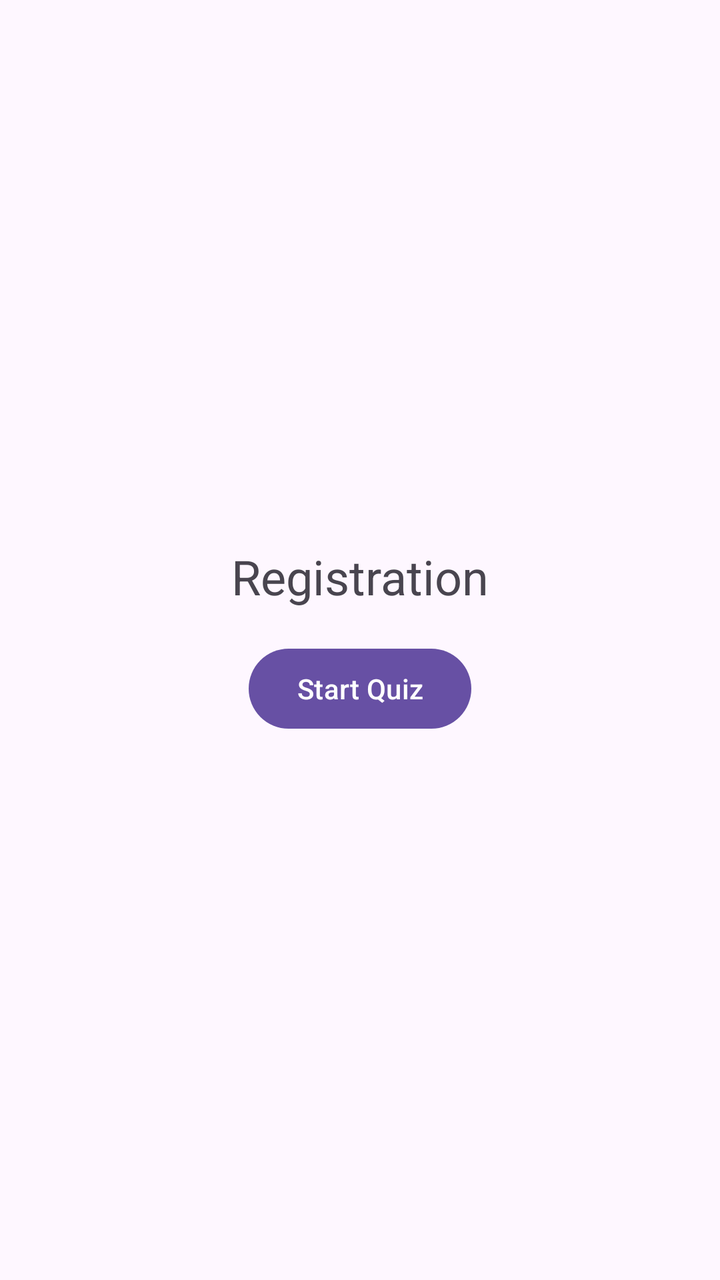
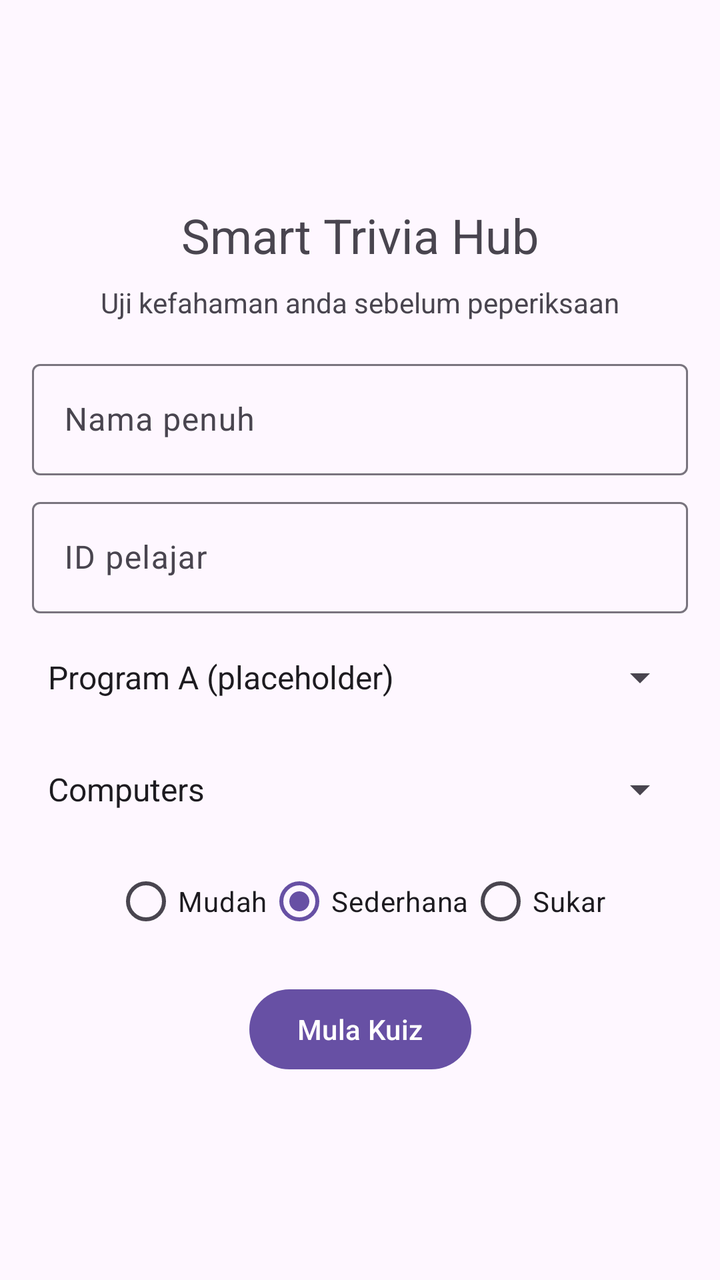

Before-and-after screenshots of an Android layout around one commit, followed by the original layout XML and the change that was made.
<!-- AndroidManifest.xml: application theme Theme.SmartTriviaHub -->
<!-- res/layout/activity_main.xml -->
<?xml version="1.0" encoding="utf-8"?>
<layout xmlns:android="http://schemas.android.com/apk/res/android"
    xmlns:app="http://schemas.android.com/apk/res-auto"
    xmlns:tools="http://schemas.android.com/tools">

    <androidx.constraintlayout.widget.ConstraintLayout
        android:layout_width="match_parent"
        android:layout_height="match_parent"
        tools:context=".MainActivity">

        <TextView
            android:id="@+id/tv_title"
            android:layout_width="wrap_content"
            android:layout_height="wrap_content"
            android:text="@string/main_title"
            android:textSize="24sp"
            app:layout_constraintBottom_toTopOf="@id/btn_next"
            app:layout_constraintEnd_toEndOf="parent"
            app:layout_constraintStart_toStartOf="parent"
            app:layout_constraintTop_toTopOf="parent"
            app:layout_constraintVertical_chainStyle="packed" />

        <Button
            android:id="@+id/btn_next"
            android:layout_width="wrap_content"
            android:layout_height="wrap_content"
            android:layout_marginTop="16dp"
            android:text="@string/btn_start"
            app:layout_constraintBottom_toBottomOf="parent"
            app:layout_constraintEnd_toEndOf="parent"
            app:layout_constraintStart_toStartOf="parent"
            app:layout_constraintTop_toBottomOf="@id/tv_title" />

    </androidx.constraintlayout.widget.ConstraintLayout>
</layout>
<!-- resources referenced by this layout -->
<resources>
  <string name="btn_start">Start Quiz</string>
  <string name="main_title">Registration</string>
  <style name="Theme.SmartTriviaHub" parent="Base.Theme.SmartTriviaHub" />
  <style name="Base.Theme.SmartTriviaHub" parent="Theme.Material3.DayNight.NoActionBar">
          
          
      </style>
</resources>

<!-- the commit's change to res/layout/activity_main.xml (unified diff, before → after) -->
@@ -3,33 +3,140 @@
     xmlns:app="http://schemas.android.com/apk/res-auto"
     xmlns:tools="http://schemas.android.com/tools">
 
-    <androidx.constraintlayout.widget.ConstraintLayout
+    <ScrollView
         android:layout_width="match_parent"
         android:layout_height="match_parent"
+        android:fillViewport="true"
         tools:context=".MainActivity">
 
-        <TextView
-            android:id="@+id/tv_title"
-            android:layout_width="wrap_content"
+        <androidx.constraintlayout.widget.ConstraintLayout
+            android:layout_width="match_parent"
             android:layout_height="wrap_content"
-            android:text="@string/main_title"
-            android:textSize="24sp"
-            app:layout_constraintBottom_toTopOf="@id/btn_next"
-            app:layout_constraintEnd_toEndOf="parent"
-            app:layout_constraintStart_toStartOf="parent"
-            app:layout_constraintTop_toTopOf="parent"
-            app:layout_constraintVertical_chainStyle="packed" />
+            android:padding="16dp">
 
-        <Button
-            android:id="@+id/btn_next"
-            android:layout_width="wrap_content"
-            android:layout_height="wrap_content"
-            android:layout_marginTop="16dp"
-            android:text="@string/btn_start"
-            app:layout_constraintBottom_toBottomOf="parent"
-            app:layout_constraintEnd_toEndOf="parent"
-            app:layout_constraintStart_toStartOf="parent"
-            app:layout_constraintTop_toBottomOf="@id/tv_title" />
+            <TextView
+                android:id="@+id/tv_app_title"
+                android:layout_width="wrap_content"
+                android:layout_height="wrap_content"
+                android:text="@string/app_title"
+                android:textSize="24sp"
+                app:layout_constraintBottom_toTopOf="@id/tv_subtitle"
+                app:layout_constraintEnd_toEndOf="parent"
+                app:layout_constraintStart_toStartOf="parent"
+                app:layout_constraintTop_toTopOf="parent"
+                app:layout_constraintVertical_chainStyle="packed" />
 
-    </androidx.constraintlayout.widget.ConstraintLayout>
+            <TextView
+                android:id="@+id/tv_subtitle"
+                android:layout_width="wrap_content"
+                android:layout_height="wrap_content"
+                android:layout_marginTop="8dp"
+                android:text="@string/app_subtitle"
+                app:layout_constraintBottom_toTopOf="@id/til_name"
+                app:layout_constraintEnd_toEndOf="parent"
+                app:layout_constraintStart_toStartOf="parent"
+                app:layout_constraintTop_toBottomOf="@id/tv_app_title" />
+
+            <com.google.android.material.textfield.TextInputLayout
+                android:id="@+id/til_name"
+                android:layout_width="0dp"
+                android:layout_height="wrap_content"
+                android:layout_marginTop="16dp"
+                android:hint="@string/hint_name"
+                app:layout_constraintBottom_toTopOf="@id/til_student_id"
+                app:layout_constraintEnd_toEndOf="parent"
+                app:layout_constraintStart_toStartOf="parent"
+                app:layout_constraintTop_toBottomOf="@id/tv_subtitle">
+
+                <com.google.android.material.textfield.TextInputEditText
+                    android:id="@+id/et_name"
+                    android:layout_width="match_parent"
+                    android:layout_height="wrap_content"
+                    android:inputType="textPersonName" />
+            </com.google.android.material.textfield.TextInputLayout>
+
+            <com.google.android.material.textfield.TextInputLayout
+                android:id="@+id/til_student_id"
+                android:layout_width="0dp"
+                android:layout_height="wrap_content"
+                android:layout_marginTop="8dp"
+                android:hint="@string/hint_student_id"
+                app:layout_constraintBottom_toTopOf="@id/spinner_program"
+                app:layout_constraintEnd_toEndOf="parent"
+                app:layout_constraintStart_toStartOf="parent"
+                app:layout_constraintTop_toBottomOf="@id/til_name">
+
+                <com.google.android.material.textfield.TextInputEditText
+                    android:id="@+id/et_student_id"
+                    android:layout_width="match_parent"
+                    android:layout_height="wrap_content"
+                    android:inputType="text" />
+            </com.google.android.material.textfield.TextInputLayout>
+
+            <Spinner
+                android:id="@+id/spinner_program"
+                android:layout_width="0dp"
+                android:layout_height="48dp"
+                android:layout_marginTop="8dp"
+                android:entries="@array/programs"
+                app:layout_constraintBottom_toTopOf="@id/spinner_category"
+                app:layout_constraintEnd_toEndOf="parent"
+                app:layout_constraintStart_toStartOf="parent"
+                app:layout_constraintTop_toBottomOf="@id/til_student_id" />
+
+            <Spinner
+                android:id="@+id/spinner_category"
+                android:layout_width="0dp"
+                android:layout_height="48dp"
+                android:layout_marginTop="8dp"
+                android:entries="@array/categories"
+                app:layout_constraintBottom_toTopOf="@id/rg_difficulty"
+                app:layout_constraintEnd_toEndOf="parent"
+                app:layout_constraintStart_toStartOf="parent"
+                app:layout_constraintTop_toBottomOf="@id/spinner_program" />
+
+            <RadioGroup
+                android:id="@+id/rg_difficulty"
+                android:layout_width="wrap_content"
+                android:layout_height="wrap_content"
+                android:layout_marginTop="8dp"
+                android:checkedButton="@id/rb_medium"
+                android:orientation="horizontal"
+                app:layout_constraintBottom_toTopOf="@id/btn_start"
+                app:layout_constraintEnd_toEndOf="parent"
+                app:layout_constraintStart_toStartOf="parent"
+                app:layout_constraintTop_toBottomOf="@id/spinner_category">
+
+                <RadioButton
+                    android:id="@+id/rb_easy"
+                    android:layout_width="wrap_content"
+                    android:layout_height="wrap_content"
+                    android:text="@string/difficulty_easy" />
+
+                <RadioButton
+                    android:id="@+id/rb_medium"
+                    android:layout_width="wrap_content"
+                    android:layout_height="wrap_content"
+                    android:text="@string/difficulty_medium" />
+
+                <RadioButton
+                    android:id="@+id/rb_hard"
+                    android:layout_width="wrap_content"
+                    android:layout_height="wrap_content"
+                    android:text="@string/difficulty_hard" />
+            </RadioGroup>
+
+            <com.google.android.material.button.MaterialButton
+                android:id="@+id/btn_start"
+                android:layout_width="wrap_content"
+                android:layout_height="wrap_content"
+                android:layout_marginTop="16dp"
+                android:text="@string/btn_start"
+                app:layout_constraintBottom_toBottomOf="parent"
+                app:layout_constraintEnd_toEndOf="parent"
+                app:layout_constraintStart_toStartOf="parent"
+                app:layout_constraintTop_toBottomOf="@id/rg_difficulty" />
+
+        </androidx.constraintlayout.widget.ConstraintLayout>
+    </ScrollView>
 </layout>
<!-- resource entries referenced after the edit -->
@@ -1,7 +1,24 @@
 <!-- resources referenced by this layout -->
 <resources>
-  <string name="btn_start">Start Quiz</string>
-  <string name="main_title">Registration</string>
+  <string-array name="categories">
+          <item>Computers</item>
+          <item>Mathematics</item>
+          <item>Science &amp; Nature</item>
+          <item>General Knowledge</item>
+      </string-array>
+  <string-array name="programs">
+          <item>Program A (placeholder)</item>
+          <item>Program B (placeholder)</item>
+          <item>Program C (placeholder)</item>
+      </string-array>
+  <string name="app_subtitle">Uji kefahaman anda sebelum peperiksaan</string>
+  <string name="app_title">Smart Trivia Hub</string>
+  <string name="btn_start">Mula Kuiz</string>
+  <string name="difficulty_easy">Mudah</string>
+  <string name="difficulty_hard">Sukar</string>
+  <string name="difficulty_medium">Sederhana</string>
+  <string name="hint_name">Nama penuh</string>
+  <string name="hint_student_id">ID pelajar</string>
   <style name="Theme.SmartTriviaHub" parent="Base.Theme.SmartTriviaHub" />
   <style name="Base.Theme.SmartTriviaHub" parent="Theme.Material3.DayNight.NoActionBar">
           
